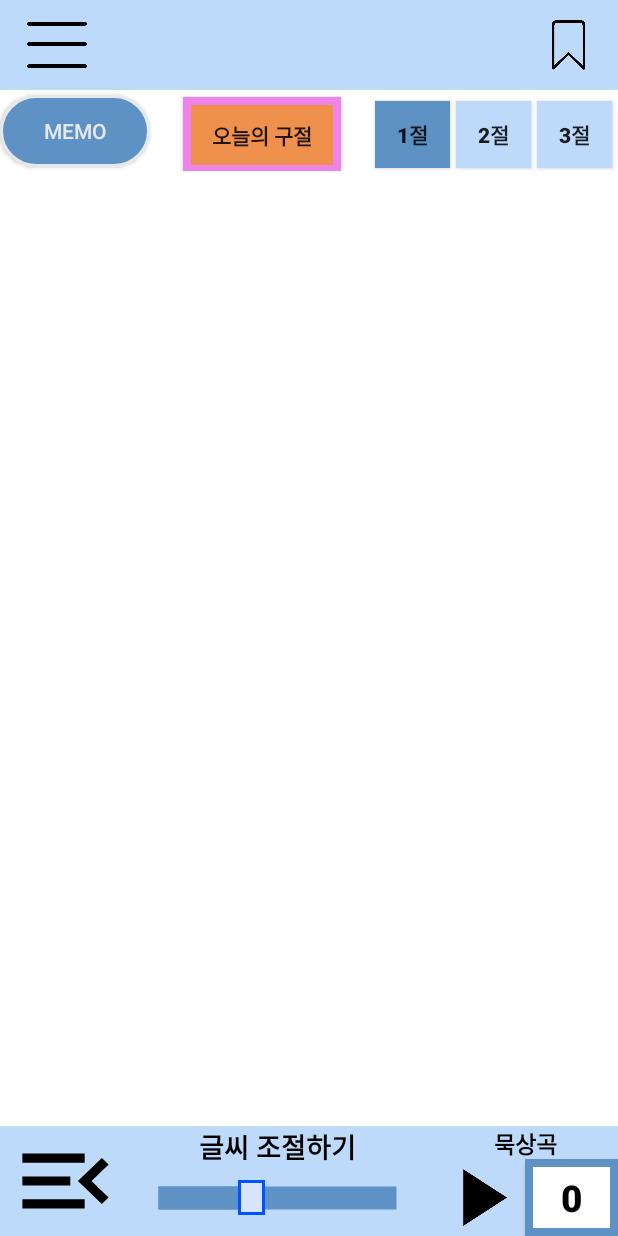
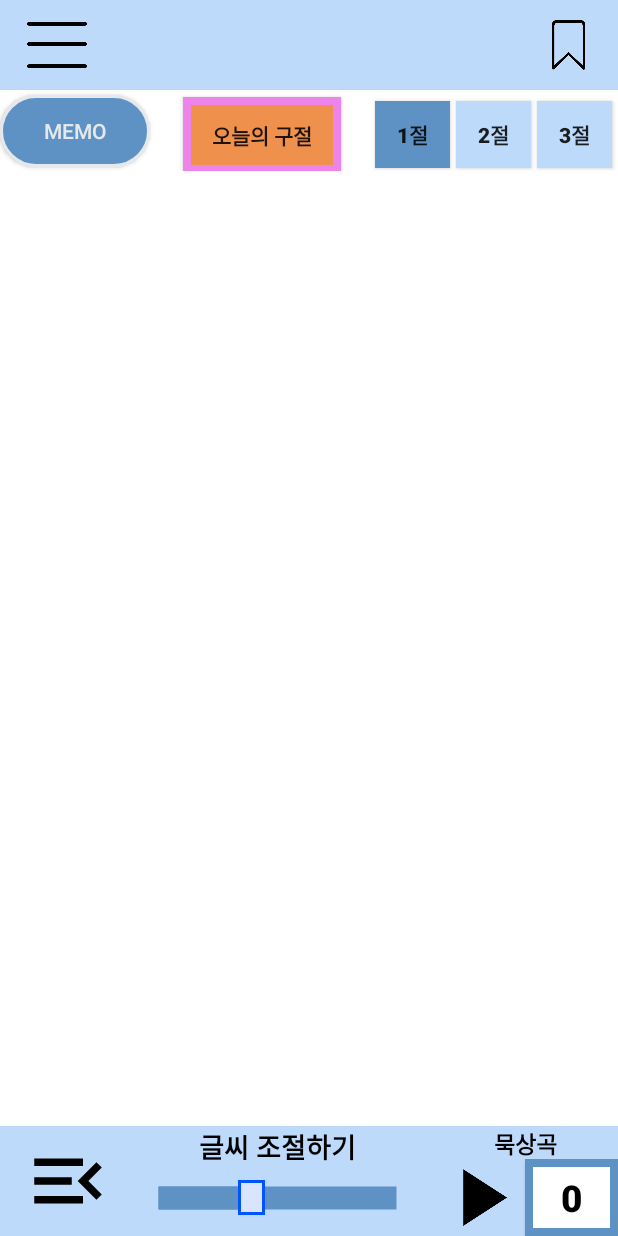
Before and after one commit to SeungGun/ContactBible, an Android app: the screen it shows after launch (MainActivity), on a phone screen of 412 x 824 dp. Run offline under Robolectric (Android 15) with nearby library versions, the light colour scheme and no system bars; libraries missing offline, so code that uses them is left out: jxl.read.biff; 2 statements that could not run were skipped.

Commit message:
ready to update for version 1.1.7, modified icon size with changed condition order

```diff
--- a/app/build.gradle
+++ b/app/build.gradle
@@ -7,8 +7,8 @@ android {
         applicationId "com.windry.contactbible"
         minSdkVersion 16
         targetSdkVersion 30
-        versionCode 8
-        versionName "1.1.6"
+        versionCode 9
+        versionName "1.1.7"
 
         testInstrumentationRunner "androidx.test.runner.AndroidJUnitRunner"
     }
--- a/app/src/main/AndroidManifest.xml
+++ b/app/src/main/AndroidManifest.xml
@@ -1,8 +1,8 @@
 <?xml version="1.0" encoding="utf-8"?>
 <manifest xmlns:android="http://schemas.android.com/apk/res/android"
     package="com.windry.contactbible"
-    android:versionCode="8"
-    android:versionName="1.1.6">
+    android:versionCode="9"
+    android:versionName="1.1.7">
 
     <application
         android:allowBackup="true"
--- a/app/src/main/java/com/windry/contactbible/activities/AppHelperActivity.java
+++ b/app/src/main/java/com/windry/contactbible/activities/AppHelperActivity.java
@@ -60,6 +60,6 @@ public class AppHelperActivity extends AppCompatActivity {
                 "(영)New English Translation(NET)\n" +
                 "(한)개역한글\n\n" +
                 "※문의 사항: ssg2864@gmail.com\n\n" +
-                "※App Version : 1.1.6");
+                "※App Version : 1.1.7");
     }
 }
--- a/app/src/main/java/com/windry/contactbible/activities/TodayVerseActivity.java
+++ b/app/src/main/java/com/windry/contactbible/activities/TodayVerseActivity.java
@@ -110,7 +110,7 @@ public class TodayVerseActivity extends AppCompatActivity {
             @Override
             public void onClick(View v) {
                 ClipboardManager clipboardManager = (ClipboardManager)getSystemService(CLIPBOARD_SERVICE);
-                if(todayTitle.getText().toString().equals("") || todayTitle.getText() == null){
+                if(todayTitle.getText() == null || todayTitle.getText().toString().equals("")){
                     showToast("아직 값을 받아오지 못했습니다. 잠시 후 시도해주세요.");
                     return;
                 }
@@ -274,8 +274,6 @@ public class TodayVerseActivity extends AppCompatActivity {
         } catch (JSONException e) {
             e.printStackTrace();
         }
-        Log.d("a"+index,"ff");
-
     }
     public void parseJson(String jsonString) {
         try {
--- a/app/src/main/res/drawable/ic_baseline_menu_open_24.xml
+++ b/app/src/main/res/drawable/ic_baseline_menu_open_24.xml
@@ -1,5 +1,5 @@
-<vector android:height="12dp"
+<vector android:height="20dp"
     android:viewportHeight="24" android:viewportWidth="24"
-    android:width="12dp" xmlns:android="http://schemas.android.com/apk/res/android">
+    android:width="20dp" xmlns:android="http://schemas.android.com/apk/res/android">
     <path android:fillColor="@android:color/black" android:pathData="M3,18h13v-2L3,16v2zM3,13h10v-2L3,11v2zM3,6v2h13L16,6L3,6zM21,15.59L17.42,12 21,8.41 19.59,7l-5,5 5,5L21,15.59z"/>
 </vector>
--- a/app/src/main/res/layout/activity_main.xml
+++ b/app/src/main/res/layout/activity_main.xml
@@ -268,12 +268,11 @@
                 android:layout_weight="2"
                 android:background="@drawable/bottom_btn_design">
                 <Button
-                    android:layout_marginLeft="5dp"
+                    android:layout_marginLeft="15dp"
+                    android:layout_gravity="center"
                     android:id="@+id/go_mainmenu"
-                    android:layout_width="0px"
-                    android:layout_weight="2"
-                    android:layout_height="fill_parent"
-                    android:textSize="8pt"
+                    android:layout_width="60dp"
+                    android:layout_height="60dp"
                     android:background="@drawable/ic_baseline_menu_open_24"
                     />
             </LinearLayout>
--- a/app/src/main/res/layout/main_menu.xml
+++ b/app/src/main/res/layout/main_menu.xml
@@ -102,7 +102,7 @@
                     android:layout_width="0px"
                     android:layout_weight="1.5"
                     android:layout_height="wrap_content"
-                    android:text="v 1.1.6"
+                    android:text="v 1.1.7"
                     android:textColor="#BBBBBB"/>
         </LinearLayout>
 
```
